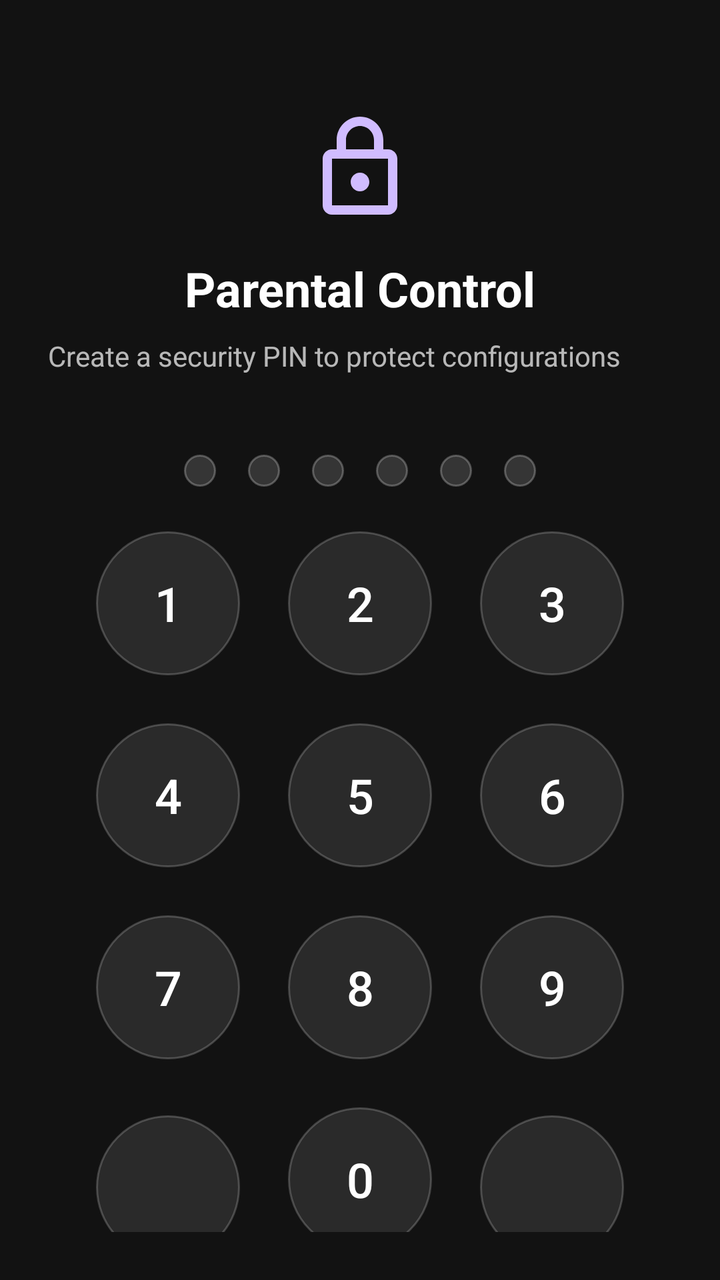
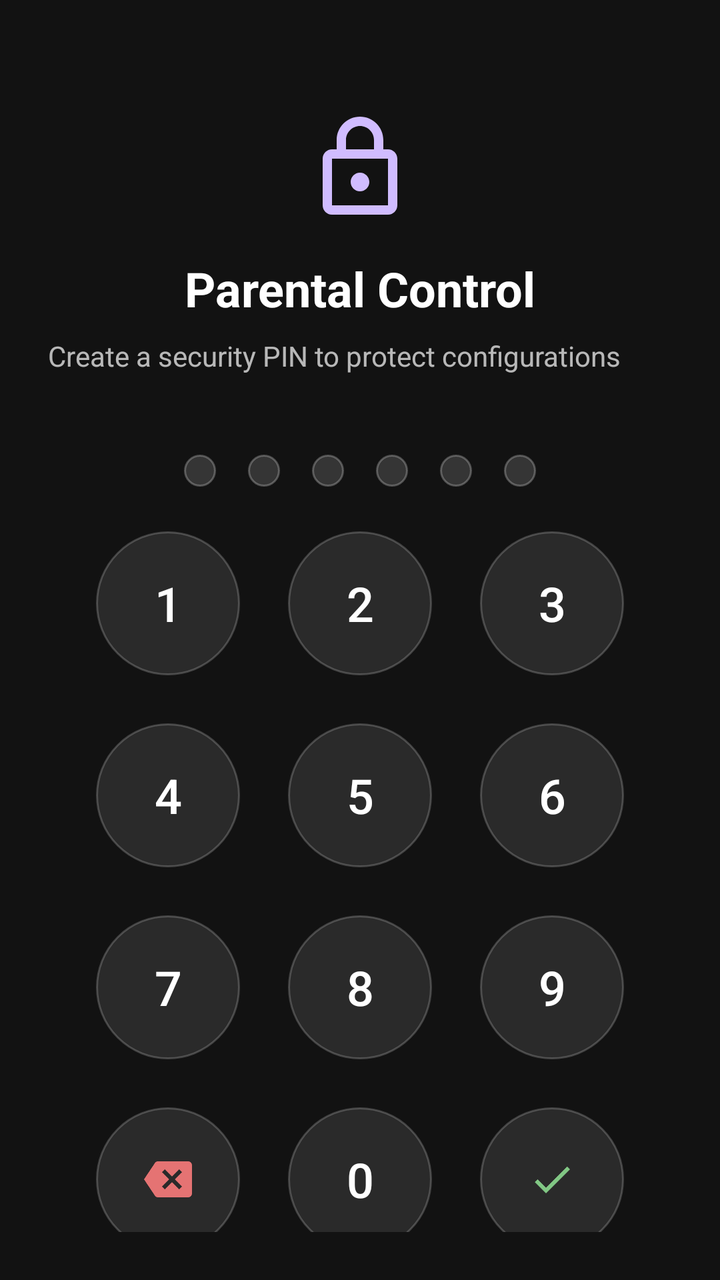

Screens rendered from an Android XML layout before and after an edit, with the pre-edit source and the edit as a unified diff.
<!-- AndroidManifest.xml: application theme Theme.ParentalControl -->
<!-- res/layout/activity_pin.xml -->
<?xml version="1.0" encoding="utf-8"?>
<androidx.constraintlayout.widget.ConstraintLayout 
    xmlns:android="http://schemas.android.com/apk/res/android"
    xmlns:app="http://schemas.android.com/apk/res-auto"
    android:layout_width="match_parent"
    android:layout_height="match_parent"
    android:background="#121212"
    android:padding="24dp">

    
    <ImageView
        android:id="@+id/ivIcon"
        android:layout_width="56dp"
        android:layout_height="56dp"
        android:src="@drawable/ic_lock"
        app:tint="#D0BCFF"
        android:layout_marginTop="32dp"
        app:layout_constraintTop_toTopOf="parent"
        app:layout_constraintStart_toStartOf="parent"
        app:layout_constraintEnd_toEndOf="parent" />

    <TextView
        android:id="@+id/tvPinTitle"
        android:layout_width="wrap_content"
        android:layout_height="wrap_content"
        android:text="Parental Control"
        android:textColor="#FFFFFF"
        android:textSize="24sp"
        android:textStyle="bold"
        android:layout_marginTop="16dp"
        app:layout_constraintTop_toBottomOf="@id/ivIcon"
        app:layout_constraintStart_toStartOf="parent"
        app:layout_constraintEnd_toEndOf="parent" />

    <TextView
        android:id="@+id/tvPinSubtitle"
        android:layout_width="0dp"
        android:layout_height="wrap_content"
        android:text="Create a security PIN to protect configurations"
        android:textColor="#B3FFFFFF"
        android:textSize="14sp"
        android:textAlignment="center"
        android:layout_marginTop="8dp"
        app:layout_constraintTop_toBottomOf="@id/tvPinTitle"
        app:layout_constraintStart_toStartOf="parent"
        app:layout_constraintEnd_toEndOf="parent" />

    
    <LinearLayout
        android:id="@+id/layoutDots"
        android:layout_width="wrap_content"
        android:layout_height="wrap_content"
        android:orientation="horizontal"
        android:layout_marginTop="32dp"
        app:layout_constraintTop_toBottomOf="@id/tvPinSubtitle"
        app:layout_constraintStart_toStartOf="parent"
        app:layout_constraintEnd_toEndOf="parent">

        <View
            android:id="@+id/dot1"
            android:layout_width="16dp"
            android:layout_height="16dp"
            android:layout_margin="8dp"
            android:background="@drawable/pin_dot_off" />

        <View
            android:id="@+id/dot2"
            android:layout_width="16dp"
            android:layout_height="16dp"
            android:layout_margin="8dp"
            android:background="@drawable/pin_dot_off" />

        <View
            android:id="@+id/dot3"
            android:layout_width="16dp"
            android:layout_height="16dp"
            android:layout_margin="8dp"
            android:background="@drawable/pin_dot_off" />

        <View
            android:id="@+id/dot4"
            android:layout_width="16dp"
            android:layout_height="16dp"
            android:layout_margin="8dp"
            android:background="@drawable/pin_dot_off" />

        <View
            android:id="@+id/dot5"
            android:layout_width="16dp"
            android:layout_height="16dp"
            android:layout_margin="8dp"
            android:background="@drawable/pin_dot_off" />

        <View
            android:id="@+id/dot6"
            android:layout_width="16dp"
            android:layout_height="16dp"
            android:layout_margin="8dp"
            android:background="@drawable/pin_dot_off" />
    </LinearLayout>

    
    <LinearLayout
        android:layout_width="wrap_content"
        android:layout_height="wrap_content"
        android:orientation="vertical"
        android:gravity="center"
        android:layout_marginTop="24dp"
        app:layout_constraintTop_toBottomOf="@id/layoutDots"
        app:layout_constraintBottom_toBottomOf="parent"
        app:layout_constraintStart_toStartOf="parent"
        app:layout_constraintEnd_toEndOf="parent">

        
        <LinearLayout
            android:layout_width="wrap_content"
            android:layout_height="wrap_content"
            android:orientation="horizontal">

            <Button
                android:id="@+id/btn1"
                style="?android:attr/borderlessButtonStyle"
                android:layout_width="72dp"
                android:layout_height="72dp"
                android:layout_margin="12dp"
                android:background="@drawable/btn_round"
                android:text="1"
                android:textColor="#FFFFFF"
                android:textSize="24sp" />

            <Button
                android:id="@+id/btn2"
                style="?android:attr/borderlessButtonStyle"
                android:layout_width="72dp"
                android:layout_height="72dp"
                android:layout_margin="12dp"
                android:background="@drawable/btn_round"
                android:text="2"
                android:textColor="#FFFFFF"
                android:textSize="24sp" />

            <Button
                android:id="@+id/btn3"
                style="?android:attr/borderlessButtonStyle"
                android:layout_width="72dp"
                android:layout_height="72dp"
                android:layout_margin="12dp"
                android:background="@drawable/btn_round"
                android:text="3"
                android:textColor="#FFFFFF"
                android:textSize="24sp" />
        </LinearLayout>

        
        <LinearLayout
            android:layout_width="wrap_content"
            android:layout_height="wrap_content"
            android:orientation="horizontal">

            <Button
                android:id="@+id/btn4"
                style="?android:attr/borderlessButtonStyle"
                android:layout_width="72dp"
                android:layout_height="72dp"
                android:layout_margin="12dp"
                android:background="@drawable/btn_round"
                android:text="4"
                android:textColor="#FFFFFF"
                android:textSize="24sp" />

            <Button
                android:id="@+id/btn5"
                style="?android:attr/borderlessButtonStyle"
                android:layout_width="72dp"
                android:layout_height="72dp"
                android:layout_margin="12dp"
                android:background="@drawable/btn_round"
                android:text="5"
                android:textColor="#FFFFFF"
                android:textSize="24sp" />

            <Button
                android:id="@+id/btn6"
                style="?android:attr/borderlessButtonStyle"
                android:layout_width="72dp"
                android:layout_height="72dp"
                android:layout_margin="12dp"
                android:background="@drawable/btn_round"
                android:text="6"
                android:textColor="#FFFFFF"
                android:textSize="24sp" />
        </LinearLayout>

        
        <LinearLayout
            android:layout_width="wrap_content"
            android:layout_height="wrap_content"
            android:orientation="horizontal">

            <Button
                android:id="@+id/btn7"
                style="?android:attr/borderlessButtonStyle"
                android:layout_width="72dp"
                android:layout_height="72dp"
                android:layout_margin="12dp"
                android:background="@drawable/btn_round"
                android:text="7"
                android:textColor="#FFFFFF"
                android:textSize="24sp" />

            <Button
                android:id="@+id/btn8"
                style="?android:attr/borderlessButtonStyle"
                android:layout_width="72dp"
                android:layout_height="72dp"
                android:layout_margin="12dp"
                android:background="@drawable/btn_round"
                android:text="8"
                android:textColor="#FFFFFF"
                android:textSize="24sp" />

            <Button
                android:id="@+id/btn9"
                style="?android:attr/borderlessButtonStyle"
                android:layout_width="72dp"
                android:layout_height="72dp"
                android:layout_margin="12dp"
                android:background="@drawable/btn_round"
                android:text="9"
                android:textColor="#FFFFFF"
                android:textSize="24sp" />
        </LinearLayout>

        
        <LinearLayout
            android:layout_width="wrap_content"
            android:layout_height="wrap_content"
            android:orientation="horizontal">

            <Button
                android:id="@+id/btnDelete"
                style="?android:attr/borderlessButtonStyle"
                android:layout_width="72dp"
                android:layout_height="72dp"
                android:layout_margin="12dp"
                android:background="@drawable/btn_round"
                app:icon="@drawable/ic_backspace"
                app:iconTint="#E57373"
                app:iconSize="28dp"
                app:iconGravity="textStart"
                android:padding="0dp" />

            <Button
                android:id="@+id/btn0"
                style="?android:attr/borderlessButtonStyle"
                android:layout_width="72dp"
                android:layout_height="72dp"
                android:layout_margin="12dp"
                android:background="@drawable/btn_round"
                android:text="0"
                android:textColor="#FFFFFF"
                android:textSize="24sp" />

            <Button
                android:id="@+id/btnDone"
                style="?android:attr/borderlessButtonStyle"
                android:layout_width="72dp"
                android:layout_height="72dp"
                android:layout_margin="12dp"
                android:background="@drawable/btn_round"
                app:icon="@drawable/ic_done"
                app:iconTint="#81C784"
                app:iconSize="28dp"
                app:iconGravity="textStart"
                android:padding="0dp" />
        </LinearLayout>
    </LinearLayout>

</androidx.constraintlayout.widget.ConstraintLayout>
<!-- resources referenced by this layout -->
<resources>
  <!-- drawable btn_round (drawable) -->
  <?xml version="1.0" encoding="utf-8"?>
  <ripple xmlns:android="http://schemas.android.com/apk/res/android"
      android:color="#40FFFFFF">
      <item>
          <shape android:shape="oval">
              <solid android:color="#1AFFFFFF"/>
              <stroke android:width="1dp" android:color="#33FFFFFF"/>
              <size android:width="72dp" android:height="72dp"/>
          </shape>
      </item>
  </ripple>
  <!-- drawable ic_backspace (drawable) -->
  <vector xmlns:android="http://schemas.android.com/apk/res/android"
      android:width="24dp"
      android:height="24dp"
      android:viewportWidth="24.0"
      android:viewportHeight="24.0">
      <path
          android:fillColor="#FFFFFFFF"
          android:pathData="M22,3H7c-0.69,0 -1.23,0.35 -1.59,0.88L0,12l5.41,8.11C5.77,20.64 6.31,21 7,21h15c1.1,0 2,-0.9 2,-2V5c0,-1.1 -0.9,-2 -2,-2z M19,15.59L17.59,17 14,13.41 10.41,17 9,15.59 12.59,12 9,8.41 10.41,7 14,10.59 17.59,7 19,8.41 15.41,12 19,15.59z" />
  </vector>
  <!-- drawable ic_done (drawable) -->
  <vector xmlns:android="http://schemas.android.com/apk/res/android"
      android:width="24dp"
      android:height="24dp"
      android:viewportWidth="24.0"
      android:viewportHeight="24.0">
      <path
          android:fillColor="#FFFFFFFF"
          android:pathData="M9,16.2L4.8,12l-1.4,1.4L9,19 21,7l-1.4,-1.4L9,16.2z" />
  </vector>
  <!-- drawable ic_lock (drawable) -->
  <vector xmlns:android="http://schemas.android.com/apk/res/android"
      android:width="24dp"
      android:height="24dp"
      android:viewportWidth="24.0"
      android:viewportHeight="24.0">
      <path
          android:fillColor="#FFFFFFFF"
          android:pathData="M18,8h-1V6c0,-2.76 -2.24,-5 -5,-5S7,3.24 7,6v2H6c-1.1,0 -2,0.9 -2,2v10c0,1.1 0.9,2 2,2h12c1.1,0 2,-0.9 2,-2V10c0,-1.1 -0.9,-2 -2,-2z M9,6c0,-1.66 1.34,-3 3,-3s3,1.34 3,3v2H9V6z M18,20H6V10h12v10z M12,17c1.1,0 2,-0.9 2,-2s-0.9,-2 -2,-2s-2,0.9 -2,2s0.9,2 2,2z" />
  </vector>
  <!-- drawable pin_dot_off (drawable) -->
  <?xml version="1.0" encoding="utf-8"?>
  <shape xmlns:android="http://schemas.android.com/apk/res/android"
      android:shape="oval">
      <solid android:color="#26FFFFFF"/>
      <stroke android:width="1dp" android:color="#40FFFFFF"/>
      <size android:width="16dp" android:height="16dp"/>
  </shape>
  <style name="Theme.ParentalControl" parent="Theme.MaterialComponents.NoActionBar">
          
          <item name="colorPrimary">#D0BCFF</item>
          <item name="colorPrimaryVariant">#6200EE</item>
          <item name="colorOnPrimary">#000000</item>
          
          
          <item name="android:windowBackground">#121212</item>
          <item name="android:statusBarColor">#121212</item>
      </style>
</resources>

<!-- the commit's change to res/layout/activity_pin.xml (unified diff, before → after) -->
@@ -237,18 +237,17 @@
             android:layout_height="wrap_content"
             android:orientation="horizontal">
 
-            <Button
+            <ImageButton
                 android:id="@+id/btnDelete"
                 style="?android:attr/borderlessButtonStyle"
                 android:layout_width="72dp"
                 android:layout_height="72dp"
                 android:layout_margin="12dp"
                 android:background="@drawable/btn_round"
-                app:icon="@drawable/ic_backspace"
-                app:iconTint="#E57373"
-                app:iconSize="28dp"
-                app:iconGravity="textStart"
-                android:padding="0dp" />
+                android:src="@drawable/ic_backspace"
+                app:tint="#E57373"
+                android:scaleType="centerInside"
+                android:padding="20dp" />
 
             <Button
                 android:id="@+id/btn0"
@@ -261,18 +260,17 @@
                 android:textColor="#FFFFFF"
                 android:textSize="24sp" />
 
-            <Button
+            <ImageButton
                 android:id="@+id/btnDone"
                 style="?android:attr/borderlessButtonStyle"
                 android:layout_width="72dp"
                 android:layout_height="72dp"
                 android:layout_margin="12dp"
                 android:background="@drawable/btn_round"
-                app:icon="@drawable/ic_done"
-                app:iconTint="#81C784"
-                app:iconSize="28dp"
-                app:iconGravity="textStart"
-                android:padding="0dp" />
+                android:src="@drawable/ic_done"
+                app:tint="#81C784"
+                android:scaleType="centerInside"
+                android:padding="20dp" />
         </LinearLayout>
     </LinearLayout>
 
